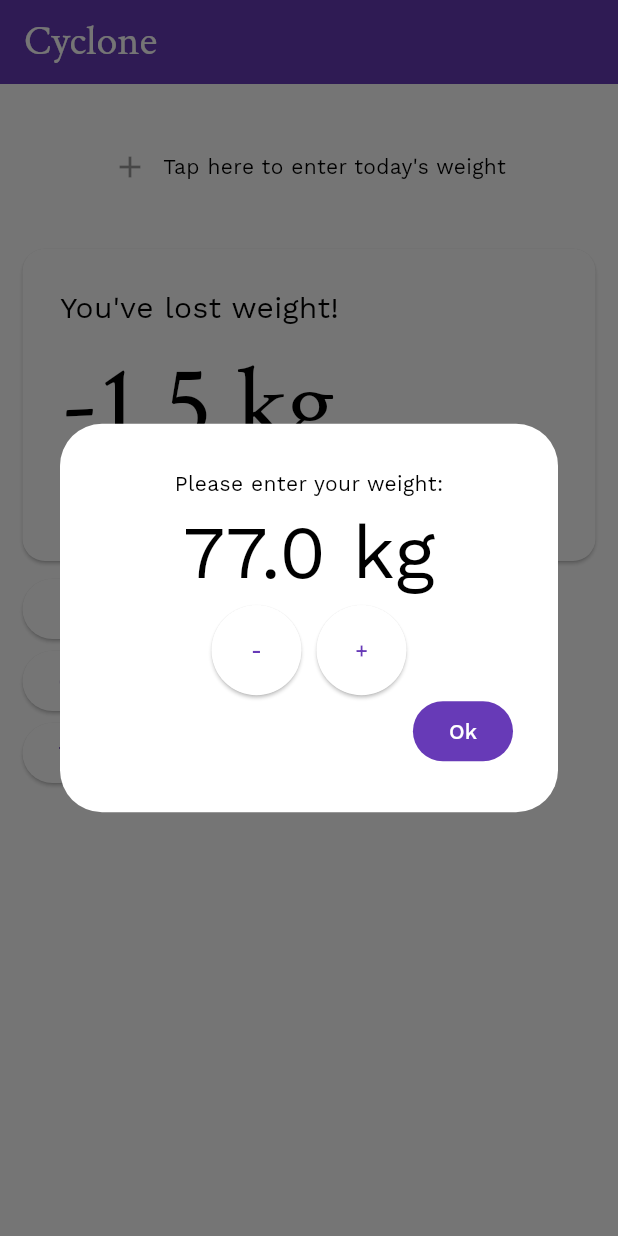
After one commit to JupiterPi/cyclone, a Flutter app: the screen it shows after launch, after a tap on "Test Page", after a tap on "Back", after a tap on "Tap here to enter today's weight", on a phone screen of 412 x 824 dp. The commit adds this screen. Run offline on Flutter 3.47's test engine with Material 2 defaults, Android fonts, the phone set to English and light mode, and no system bars; our stand-ins replace go_router, google_fonts; missing offline and left inert: emojis.

Commit message:
entering daily weight (design prototype)

```diff
--- /dev/null
+++ b/lib/cyclone_ui.dart
@@ -0,0 +1,47 @@
+import 'package:flutter/material.dart';
+
+class CycloneDialog extends StatelessWidget {
+  const CycloneDialog({super.key, required this.children});
+
+  final List<Widget> children;
+
+  @override
+  Widget build(BuildContext context) {
+    return Dialog(
+      backgroundColor: Theme.of(context).colorScheme.surface,
+      child: Padding(
+        padding: const EdgeInsets.all(30),
+        child: Column(
+          mainAxisSize: MainAxisSize.min,
+          children: children,
+        ),
+      ),
+    );
+  }
+}
+
+class CycloneOkDialog extends StatelessWidget {
+  const CycloneOkDialog({super.key, this.onOkPressed, required this.children});
+
+  final VoidCallback? onOkPressed;
+  final List<Widget> children;
+
+  @override
+  Widget build(BuildContext context) {
+    return CycloneDialog(
+      children: [
+        ...children,
+        Align(
+          alignment: AlignmentDirectional.bottomEnd,
+          child: FilledButton.tonal(
+            onPressed: () {
+              Navigator.pop(context);
+              onOkPressed?.call();
+            },
+            child: const Text("Ok"),
+          ),
+        ),
+      ],
+    );
+  }
+}
--- a/lib/main.dart
+++ b/lib/main.dart
@@ -1,4 +1,7 @@
+import 'package:cyclone/cyclone_ui.dart';
+import 'package:emojis/emojis.dart';
 import 'package:flutter/material.dart';
+import 'package:go_router/go_router.dart';
 import 'package:google_fonts/google_fonts.dart';
 
 void main() {
@@ -10,7 +13,7 @@ class CycloneApp extends StatelessWidget {
 
   @override
   Widget build(BuildContext context) {
-    return MaterialApp(
+    return MaterialApp.router(
       title: 'Cyclone',
       theme: ThemeData(
         useMaterial3: true,
@@ -21,7 +24,178 @@ class CycloneApp extends StatelessWidget {
         ),
         fontFamily: GoogleFonts.workSans().fontFamily,
       ),
-      home: const HomePage(),
+      routerConfig: _router,
+    );
+  }
+}
+
+final _router = GoRouter(
+  routes: [
+    ShellRoute(
+      builder: (context, state, child) => CycloneScaffold(body: child),
+      routes: [
+        GoRoute(path: "/", builder: (context, state) => const HomePage()),
+        GoRoute(path: "/test", builder: (context, state) => const TestPage()),
+        GoRoute(
+          path: "/enterWeight",
+          /*builder: (context, state) => const EnterWeightPage(),*/
+          pageBuilder: (context, state) => CustomTransitionPage(
+            fullscreenDialog: true,
+            child: const EnterWeightPage(),
+            transitionsBuilder: (context, animation, secondaryAnimation, child) {
+              return FadeTransition(
+                opacity: CurveTween(curve: Curves.easeInOut).animate(animation),
+                child: child,
+              );
+              /*return SlideTransition(
+                position: Tween<Offset>(
+                  begin: const Offset(0.0, 0.1),
+                  end: Offset.zero,
+                ).animate(animation),
+                child: child,
+              );*/
+            }
+          )
+        ),
+      ]
+    )
+  ]
+);
+
+class TestPage extends StatelessWidget {
+  const TestPage({super.key});
+
+  @override
+  Widget build(BuildContext context) {
+    return Padding(
+      padding: const EdgeInsets.all(15),
+      child: Column(
+        children: [
+          const Text("Hello there."),
+          ElevatedButton(
+              onPressed: () { context.go("/"); },
+              child: const Text("Back")
+          )
+        ],
+      ),
+    );
+  }
+}
+
+class EnterWeightPage extends StatelessWidget {
+  const EnterWeightPage({super.key});
+
+  @override
+  Widget build(BuildContext context) {
+    return Padding(
+      padding: const EdgeInsets.all(15),
+      child: Column(
+        children: [
+          const Text("Enter weight here..."),
+          ElevatedButton(
+              onPressed: () { context.go("/"); },
+              child: const Text("Back"),
+          )
+        ],
+      ),
+    );
+  }
+}
+
+class CycloneScaffold extends StatelessWidget {
+  final Widget _body;
+
+  const CycloneScaffold({super.key, required Widget body}) : _body = body;
+
+  @override
+  Widget build(BuildContext context) {
+    return Scaffold(
+      appBar: AppBar(
+        title: Text(
+          "Cyclone",
+          style: GoogleFonts.crimsonText(fontSize: 28)
+        ),
+      ),
+      body: _body,
+    );
+  }
+}
+
+class EnterWeightDialog extends StatefulWidget {
+  const EnterWeightDialog({super.key});
+
+  @override
+  State createState() => _EnterWeightDialogState();
+}
+
+class _EnterWeightDialogState extends State<EnterWeightDialog> {
+  double _weight = 77;
+
+  void _increaseWeight() => setState(() {
+    _weight += 0.1;
+  });
+
+  void _decreaseWeight() => setState(() {
+    _weight -= 0.1;
+  });
+
+  double get _weightDelta => _weight - 77;
+
+  @override
+  Widget build(BuildContext context) {
+    return CycloneOkDialog(
+      onOkPressed: () {
+        ScaffoldMessenger.of(context).showSnackBar(SnackBar(content: Text("Set today's weight: ${_weight.toStringAsFixed(1)} kg"), duration: const Duration(seconds: 1),));
+        if (_weightDelta < 0) {
+          showDialog(context: context, builder: (context) => const ShowBadgeDialog());
+        }
+      },
+      children: [
+        const Text("Please enter your weight:"),
+        Text(
+          "${_weight.toStringAsFixed(1)} kg",
+          style: const TextStyle(fontSize: 50),
+        ),
+        if(_weightDelta != 0) Column(
+          children: [
+            Text(
+              "${_weightDelta > 0 ? "+" : "-"} ${_weightDelta.abs().toStringAsFixed(1)} kg",
+            ),
+            const SizedBox(height: 15,),
+          ],
+        ),
+        Row(
+          mainAxisAlignment: MainAxisAlignment.center,
+          children: [
+            SizedBox(
+                height: 60,
+                width: 60,
+                child: ElevatedButton(onPressed: _decreaseWeight, child: const Text("-"))
+            ),
+            const SizedBox(width: 10,),
+            SizedBox(
+                height: 60,
+                width: 60,
+                child: ElevatedButton(onPressed: _increaseWeight, child: const Text("+"))
+            ),
+          ],
+        ),
+      ],
+    );
+  }
+}
+
+class ShowBadgeDialog extends StatelessWidget {
+  const ShowBadgeDialog({super.key});
+
+  @override
+  Widget build(BuildContext context) {
+    return CycloneOkDialog(
+      children: [
+        const Text("You earned a badge!"),
+        const SizedBox(height: 20,),
+        Text(Emojis.rainbow, style: TextStyle(fontSize: 60, shadows: [Shadow(color: Colors.black.withAlpha(100), blurRadius: 10)]),),
+      ],
     );
   }
 }
@@ -31,18 +205,36 @@ class HomePage extends StatelessWidget {
 
   @override
   Widget build(BuildContext context) {
-    return Scaffold(
-      appBar: AppBar(
-        title: Text(
-          "Cyclone",
-          style: GoogleFonts.crimsonText(fontSize: 28),
-        ),
-      ),
-      body: Padding(
+    return Padding(
       padding: const EdgeInsets.all(15),
       child: Column(
         crossAxisAlignment: CrossAxisAlignment.start,
         children: [
+          Container(
+            margin: EdgeInsets.zero,
+            width: double.infinity,
+            height: 80,
+            decoration: BoxDecoration(
+              color: Theme.of(context).colorScheme.surface.withAlpha(50),
+              borderRadius: BorderRadius.circular(15),
+              border: Border.all(color: Theme.of(context).colorScheme.surface.withAlpha(100),),
+            ),
+            child: InkWell(
+              onTap: () {
+                showDialog(context: context, builder: (context) => const EnterWeightDialog());
+              },
+              borderRadius: BorderRadius.circular(15),
+              child: Row(
+                mainAxisAlignment: MainAxisAlignment.center,
+                children: [
+                  Icon(Icons.add, color: Theme.of(context).colorScheme.onSurface.withAlpha(100),),
+                  const SizedBox(width: 10,),
+                  const Text("Tap here to enter today's weight"),
+                ],
+              ),
+            ),
+          ),
+          const SizedBox(height: 15),
           SizedBox(
             width: double.infinity,
             child: Card(
@@ -90,8 +282,11 @@ class HomePage extends StatelessWidget {
             },
             child: const Text("Calendar View"),
           ),
+          ElevatedButton(
+            onPressed: () { context.go("/test"); },
+            child: const Text("Test Page"),
+          ),
         ],
-        ),
       ),
     );
   }
--- a/pubspec.yaml
+++ b/pubspec.yaml
@@ -1,5 +1,5 @@
 name: cyclone
-description: Weight tracker accounting menstruation.
+description: Weight tracker that accounts for menstruation.
 # The following line prevents the package from being accidentally published to
 # pub.dev using `flutter pub publish`. This is preferred for private packages.
 publish_to: 'none' # Remove this line if you wish to publish to pub.dev
@@ -36,6 +36,8 @@ dependencies:
   # Use with the CupertinoIcons class for iOS style icons.
   cupertino_icons: ^1.0.2
   google_fonts: ^4.0.3
+  go_router: ^6.5.2
+  emojis: ^0.9.9
 
 dev_dependencies:
   flutter_test:
```
Also changed, not shown: pubspec.lock, 1 other file. Lines whose indentation alone changed are shown as unchanged.
